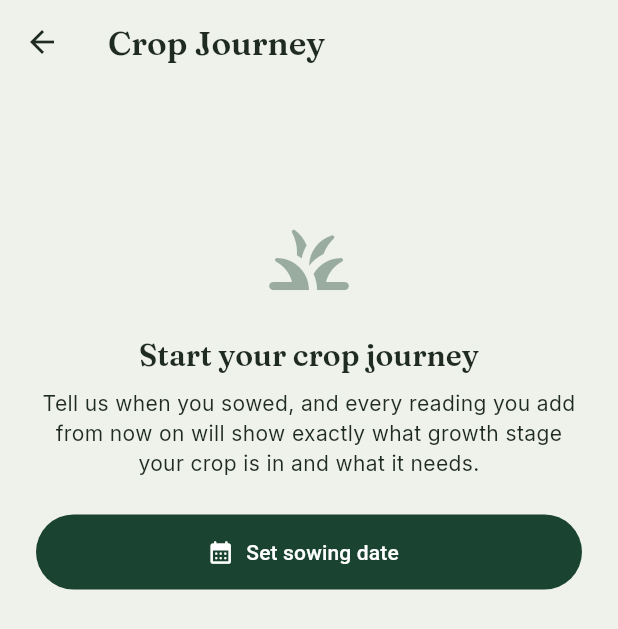
After one commit to riya040204/agrisense-ai, a Flutter app: the JourneyScreen screen opened directly, on a phone screen of 412 x 824 dp. The commit adds this screen. Shown: the top 629 px of the screen. Run offline on Flutter 3.47's test engine with Material 3 defaults, Android fonts, the light colour scheme and no system bars; our stand-ins replace google_fonts, image_picker, shared_preferences; accounts and stored records are empty; network calls fail.

Commit message:
Week 6: crop journey with real growth stages, photo diagnosis, weather auto-fill, fixed HF sync client for Windows

```diff
--- /dev/null
+++ b/agrisense-ai/mobile/lib/crop_stages.dart
@@ -0,0 +1,123 @@
+// AgriSense AI - Crop growth stages
+// Real stage timelines. Wheat stages are from an ICAR-IARI study conducted
+// specifically in Vertisols of Central India near Indore, MP (Indian Journal
+// of Agronomy). Soybean stages are standard V/R staging (Bayer Crop Science
+// agronomy guidance + peer-reviewed drought-stress research on R3/R5 stages).
+
+class GrowthStage {
+  final String name;
+  final int startDay;
+  final int endDay;
+  final bool criticalForWater;
+  final String note;
+
+  const GrowthStage({
+    required this.name,
+    required this.startDay,
+    required this.endDay,
+    required this.criticalForWater,
+    required this.note,
+  });
+
+  bool contains(int day) => day >= startDay && day <= endDay;
+}
+
+const Map<String, List<GrowthStage>> cropStages = {
+  'wheat': [
+    GrowthStage(
+      name: 'Germination',
+      startDay: 0,
+      endDay: 19,
+      criticalForWater: false,
+      note: 'Seedling establishing. Light, even moisture is enough — avoid waterlogging.',
+    ),
+    GrowthStage(
+      name: 'Crown Root Initiation',
+      startDay: 20,
+      endDay: 39,
+      criticalForWater: true,
+      note: 'Most critical irrigation stage. Water deficiency now hampers root establishment '
+          'and permanently affects yield potential (ICAR, Vertisols of Central India study).',
+    ),
+    GrowthStage(
+      name: 'Tillering',
+      startDay: 40,
+      endDay: 59,
+      criticalForWater: true,
+      note: 'Proper irrigation now increases the number of productive tillers/spikes.',
+    ),
+    GrowthStage(
+      name: 'Jointing',
+      startDay: 60,
+      endDay: 84,
+      criticalForWater: true,
+      note: 'Stem elongation and spike differentiation. Water stress interrupts nutrient uptake.',
+    ),
+    GrowthStage(
+      name: 'Flowering',
+      startDay: 85,
+      endDay: 99,
+      criticalForWater: true,
+      note: 'Critical for grain setting. Moisture stress now can cause poor pollination.',
+    ),
+    GrowthStage(
+      name: 'Grain Filling',
+      startDay: 100,
+      endDay: 140,
+      criticalForWater: false,
+      note: 'Grains filling out. Reduce irrigation as the crop approaches maturity.',
+    ),
+  ],
+  'soybean': [
+    GrowthStage(
+      name: 'Germination',
+      startDay: 0,
+      endDay: 6,
+      criticalForWater: false,
+      note: 'Irrigate once right after sowing if rainfall is insufficient.',
+    ),
+    GrowthStage(
+      name: 'Vegetative Growth',
+      startDay: 7,
+      endDay: 34,
+      criticalForWater: false,
+      note: 'Low water need. Too much irrigation now can delay flowering and increase disease risk.',
+    ),
+    GrowthStage(
+      name: 'Flowering',
+      startDay: 35,
+      endDay: 49,
+      criticalForWater: true,
+      note: 'Water stress during flowering directly reduces pod set.',
+    ),
+    GrowthStage(
+      name: 'Pod Formation',
+      startDay: 50,
+      endDay: 69,
+      criticalForWater: true,
+      note: 'One of the two most critical stages for water. Avoid any moisture stress.',
+    ),
+    GrowthStage(
+      name: 'Seed Filling',
+      startDay: 70,
+      endDay: 89,
+      criticalForWater: true,
+      note: 'The other most critical stage. Drought now causes the largest yield losses.',
+    ),
+    GrowthStage(
+      name: 'Maturity',
+      startDay: 90,
+      endDay: 110,
+      criticalForWater: false,
+      note: 'Reduce irrigation as pods dry down ahead of harvest.',
+    ),
+  ],
+};
+
+GrowthStage? currentStage(String crop, int daysAfterSowing) {
+  final stages = cropStages[crop] ?? cropStages['soybean']!;
+  for (final stage in stages) {
+    if (stage.contains(daysAfterSowing)) return stage;
+  }
+  return stages.last; // past the mapped range — treat as at/after maturity
+}
--- /dev/null
+++ b/agrisense-ai/mobile/lib/journey_screen.dart
@@ -0,0 +1,298 @@
+// AgriSense AI - Crop Journey
+// "Day 1: sow seed. Day 12: check progress." This screen tracks days since
+// sowing, shows the real growth stage the crop is in, and what's critical
+// right now — combined with the latest actual sensor reading.
+
+import 'package:flutter/material.dart';
+import 'package:shared_preferences/shared_preferences.dart';
+import 'theme.dart';
+import 'crop_stages.dart';
+import 'models.dart';
+import 'api_service.dart';
+
+class JourneyScreen extends StatefulWidget {
+  const JourneyScreen({super.key});
+
+  @override
+  State<JourneyScreen> createState() => _JourneyScreenState();
+}
+
+class _JourneyScreenState extends State<JourneyScreen> {
+  DateTime? _sowingDate;
+  String _crop = 'soybean';
+  ReadingWithAdvisory? _latest;
+  bool _loading = true;
+
+  @override
+  void initState() {
+    super.initState();
+    _load();
+  }
+
+  Future<void> _load() async {
+    final prefs = await SharedPreferences.getInstance();
+    final millis = prefs.getInt('sowing_date_millis');
+    final storedCrop = prefs.getString('sowing_crop');
+
+    ReadingWithAdvisory? latest;
+    try {
+      latest = await ApiService.fetchLatestWithAdvisory();
+    } catch (_) {
+      // fine — journey can still show the sowing countdown without a reading
+    }
+
+    setState(() {
+      _sowingDate = millis != null ? DateTime.fromMillisecondsSinceEpoch(millis) : null;
+      _crop = storedCrop ?? latest?.reading.crop ?? 'soybean';
+      _latest = latest;
+      _loading = false;
+    });
+  }
+
+  Future<void> _setSowingDate(DateTime date, String crop) async {
+    final prefs = await SharedPreferences.getInstance();
+    await prefs.setInt('sowing_date_millis', date.millisecondsSinceEpoch);
+    await prefs.setString('sowing_crop', crop);
+    setState(() {
+      _sowingDate = date;
+      _crop = crop;
+    });
+  }
+
+  Future<void> _pickSowingDate() async {
+    String tempCrop = _crop;
+    final date = await showDatePicker(
+      context: context,
+      initialDate: DateTime.now(),
+      firstDate: DateTime.now().subtract(const Duration(days: 200)),
+      lastDate: DateTime.now(),
+    );
+    if (date == null || !mounted) return;
+
+    // Quick crop confirm alongside the date.
+    final confirmedCrop = await showDialog<String>(
+      context: context,
+      builder: (context) => AlertDialog(
+        title: const Text('Which crop?'),
+        content: StatefulBuilder(
+          builder: (context, setDialogState) => Column(
+            mainAxisSize: MainAxisSize.min,
+            children: ['soybean', 'wheat'].map((c) {
+              return RadioListTile<String>(
+                title: Text(c[0].toUpperCase() + c.substring(1)),
+                value: c,
+                groupValue: tempCrop,
+                onChanged: (v) => setDialogState(() => tempCrop = v!),
+              );
+            }).toList(),
+          ),
+        ),
+        actions: [
+          TextButton(onPressed: () => Navigator.pop(context), child: const Text('Cancel')),
+          FilledButton(onPressed: () => Navigator.pop(context, tempCrop), child: const Text('Start')),
+        ],
+      ),
+    );
+    if (confirmedCrop == null) return;
+    _setSowingDate(date, confirmedCrop);
+  }
+
+  @override
+  Widget build(BuildContext context) {
+    return Scaffold(
+      appBar: AppBar(title: const Text('Crop Journey')),
+      body: _loading
+          ? const Center(child: CircularProgressIndicator(color: AppColors.moss))
+          : _sowingDate == null
+              ? _buildStartPrompt()
+              : _buildJourney(),
+    );
+  }
+
+  Widget _buildStartPrompt() {
+    return ListView(
+      padding: const EdgeInsets.all(24),
+      children: [
+        const SizedBox(height: 60),
+        Icon(Icons.grass_rounded, size: 64, color: AppColors.moss.withValues(alpha: 0.4)),
+        const SizedBox(height: 20),
+        Text('Start your crop journey', style: Theme.of(context).textTheme.titleLarge, textAlign: TextAlign.center),
+        const SizedBox(height: 10),
+        Text(
+          'Tell us when you sowed, and every reading you add from now on will show '
+          'exactly what growth stage your crop is in and what it needs.',
+          textAlign: TextAlign.center,
+          style: Theme.of(context).textTheme.bodyMedium,
+        ),
+        const SizedBox(height: 24),
+        FilledButton.icon(
+          onPressed: _pickSowingDate,
+          icon: const Icon(Icons.calendar_month_rounded),
+          label: const Text('Set sowing date'),
+          style: FilledButton.styleFrom(backgroundColor: AppColors.moss, minimumSize: const Size.fromHeight(50)),
+        ),
+      ],
+    );
+  }
+
+  Widget _buildJourney() {
+    final daysAfterSowing = DateTime.now().difference(_sowingDate!).inDays;
+    final stage = currentStage(_crop, daysAfterSowing);
+    final stages = cropStages[_crop] ?? cropStages['soybean']!;
+    final totalDays = stages.last.endDay;
+    final progress = (daysAfterSowing / totalDays).clamp(0.0, 1.0);
+
+    return ListView(
+      padding: const EdgeInsets.all(16),
+      children: [
+        Container(
+          padding: const EdgeInsets.all(20),
+          decoration: BoxDecoration(color: AppColors.moss, borderRadius: BorderRadius.circular(20)),
+          child: Column(
+            crossAxisAlignment: CrossAxisAlignment.start,
+            children: [
+              Row(
+                mainAxisAlignment: MainAxisAlignment.spaceBetween,
+                children: [
+                  Text('Day $daysAfterSowing', style: Theme.of(context).textTheme.headlineSmall?.copyWith(color: Colors.white)),
+                  TextButton(
+                    onPressed: _pickSowingDate,
+                    child: const Text('Change', style: TextStyle(color: Colors.white70)),
+                  ),
+                ],
+              ),
+              Text(
+                '${_crop[0].toUpperCase()}${_crop.substring(1)} · sown ${_sowingDate!.toIso8601String().split('T')[0]}',
+                style: TextStyle(color: Colors.white.withValues(alpha: 0.8), fontSize: 13),
+              ),
+              const SizedBox(height: 16),
+              ClipRRect(
+                borderRadius: BorderRadius.circular(8),
+                child: LinearProgressIndicator(
+                  value: progress,
+                  minHeight: 8,
+                  backgroundColor: Colors.white.withValues(alpha: 0.2),
+                  color: AppColors.ochre,
+                ),
+              ),
+            ],
+          ),
+        ),
+        const SizedBox(height: 20),
+        if (stage != null) _StageCard(stage: stage, daysAfterSowing: daysAfterSowing),
+        const SizedBox(height: 20),
+        Text('Stage timeline', style: Theme.of(context).textTheme.titleLarge),
+        const SizedBox(height: 10),
+        ...stages.map((s) => _TimelineRow(stage: s, isCurrent: s == stage, daysAfterSowing: daysAfterSowing)),
+        if (_latest != null) ...[
+          const SizedBox(height: 24),
+          Text('Latest reading vs. what this stage needs', style: Theme.of(context).textTheme.titleLarge),
+          const SizedBox(height: 10),
+          ..._latest!.advisories.map((a) => Container(
+                margin: const EdgeInsets.only(bottom: 8),
+                padding: const EdgeInsets.all(12),
+                decoration: BoxDecoration(
+                  color: AppTheme.severityColor(a.severity).withValues(alpha: 0.08),
+                  borderRadius: BorderRadius.circular(12),
+                ),
+                child: Text(a.message, style: Theme.of(context).textTheme.bodySmall),
+              )),
+        ],
+      ],
+    );
+  }
+}
+
+class _StageCard extends StatelessWidget {
+  final GrowthStage stage;
+  final int daysAfterSowing;
+  const _StageCard({required this.stage, required this.daysAfterSowing});
+
+  IconData get _icon {
+    if (stage.name.contains('Germination')) return Icons.spa_outlined;
+    if (stage.name.contains('Vegetative') || stage.name.contains('Tillering')) return Icons.grass_rounded;
+    if (stage.name.contains('Flowering')) return Icons.local_florist_rounded;
+    if (stage.name.contains('Pod') || stage.name.contains('Jointing')) return Icons.eco_rounded;
+    if (stage.name.contains('Filling')) return Icons.agriculture_rounded;
+    return Icons.check_circle_outline_rounded;
+  }
+
+  @override
+  Widget build(BuildContext context) {
+    final color = stage.criticalForWater ? AppColors.watch : AppColors.healthy;
+    return Container(
+      padding: const EdgeInsets.all(18),
+      decoration: BoxDecoration(
+        color: AppColors.surface,
+        borderRadius: BorderRadius.circular(18),
+        border: Border.all(color: color.withValues(alpha: 0.25), width: 1.5),
+      ),
+      child: Row(
+        crossAxisAlignment: CrossAxisAlignment.start,
+        children: [
+          Container(
+            padding: const EdgeInsets.all(12),
+            decoration: BoxDecoration(color: color.withValues(alpha: 0.12), shape: BoxShape.circle),
+            child: Icon(_icon, color: color, size: 28),
+          ),
+          const SizedBox(width: 14),
+          Expanded(
+            child: Column(
+              crossAxisAlignment: CrossAxisAlignment.start,
+              children: [
+                Row(
+                  children: [
+                    Text(stage.name, style: Theme.of(context).textTheme.titleMedium),
+                    if (stage.criticalForWater) ...[
+                      const SizedBox(width: 8),
+                      Container(
+                        padding: const EdgeInsets.symmetric(horizontal: 8, vertical: 2),
+                        decoration: BoxDecoration(color: AppColors.watch.withValues(alpha: 0.15), borderRadius: BorderRadius.circular(20)),
+                        child: const Text('Critical for water', style: TextStyle(fontSize: 10, color: AppColors.watch, fontWeight: FontWeight.w700)),
+                      ),
+                    ],
+                  ],
+                ),
+                const SizedBox(height: 6),
+                Text(stage.note, style: Theme.of(context).textTheme.bodyMedium),
+              ],
+            ),
+          ),
+        ],
+      ),
+    );
+  }
+}
+
+class _TimelineRow extends StatelessWidget {
+  final GrowthStage stage;
+  final bool isCurrent;
+  final int daysAfterSowing;
+  const _TimelineRow({required this.stage, required this.isCurrent, required this.daysAfterSowing});
+
+  @override
+  Widget build(BuildContext context) {
+    final isPast = daysAfterSowing > stage.endDay;
+    final color = isCurrent ? AppColors.moss : (isPast ? AppColors.inkMuted : AppColors.inkMuted.withValues(alpha: 0.4));
+
+    return Padding(
+      padding: const EdgeInsets.symmetric(vertical: 6),
+      child: Row(
+        children: [
+          Icon(
+            isPast ? Icons.check_circle_rounded : (isCurrent ? Icons.radio_button_checked_rounded : Icons.circle_outlined),
+            size: 18,
+            color: color,
+          ),
+          const SizedBox(width: 10),
+          Expanded(
+            child: Text(
+              '${stage.name}  (Day ${stage.startDay}-${stage.endDay})',
+              style: TextStyle(color: color, fontWeight: isCurrent ? FontWeight.w700 : FontWeight.w400, fontSize: 13),
+            ),
+          ),
+        ],
+      ),
+    );
+  }
+}
--- a/agrisense-ai/mobile/lib/main.dart
+++ b/agrisense-ai/mobile/lib/main.dart
@@ -1,6 +1,5 @@
 // AgriSense AI - Mobile App
-// Redesigned dashboard: moss/ochre palette, Fraunces + Inter + JetBrains Mono,
-// circular moisture gauge as the signature element.
+// 5 tabs: Dashboard, Add Reading, History, Journey, Diagnose.
 
 import 'package:flutter/material.dart';
 import 'models.dart';
@@ -9,6 +8,8 @@ import 'theme.dart';
 import 'moisture_gauge.dart';
 import 'add_reading_screen.dart';
 import 'history_screen.dart';
+import 'journey_screen.dart';
+import 'diagnose_screen.dart';
 
 void main() {
   runApp(const AgriSenseApp());
@@ -28,8 +29,8 @@ class AgriSenseApp extends StatelessWidget {
   }
 }
 
-// Hosts the 3 tabs (Dashboard / Add Reading / History) with an animated
-// crossfade + slight rise between them, instead of an abrupt swap.
+// Hosts the tabs with an animated crossfade + slight rise between them,
+// instead of an abrupt swap.
 class RootShell extends StatefulWidget {
   const RootShell({super.key});
 
@@ -56,6 +57,8 @@ class _RootShellState extends State<RootShell> {
       DashboardScreen(key: ValueKey(_dashboardRefreshKey)),
       AddReadingScreen(onSaved: _goToDashboard),
       const HistoryScreen(),
+      const JourneyScreen(),
+      const DiagnoseScreen(),
     ];
 
     return Scaffold(
@@ -77,8 +80,10 @@ class _RootShellState extends State<RootShell> {
         indicatorColor: AppColors.moss.withValues(alpha: 0.12),
         destinations: const [
           NavigationDestination(icon: Icon(Icons.dashboard_outlined), selectedIcon: Icon(Icons.dashboard_rounded), label: 'Dashboard'),
-          NavigationDestination(icon: Icon(Icons.add_circle_outline_rounded), selectedIcon: Icon(Icons.add_circle_rounded), label: 'Add Reading'),
+          NavigationDestination(icon: Icon(Icons.add_circle_outline_rounded), selectedIcon: Icon(Icons.add_circle_rounded), label: 'Add'),
           NavigationDestination(icon: Icon(Icons.history_rounded), selectedIcon: Icon(Icons.history_rounded), label: 'History'),
+          NavigationDestination(icon: Icon(Icons.timeline_outlined), selectedIcon: Icon(Icons.timeline_rounded), label: 'Journey'),
+          NavigationDestination(icon: Icon(Icons.image_search_outlined), selectedIcon: Icon(Icons.image_search_rounded), label: 'Diagnose'),
         ],
       ),
     );
@@ -167,7 +172,7 @@ class _DashboardScreenState extends State<DashboardScreen> {
       return const _EmptyState(
         icon: Icons.eco_outlined,
         title: 'No readings yet',
-        message: 'Submit one via the backend\'s /docs page to see it here.',
+        message: 'Add one from the "Add" tab to see it here.',
       );
     }
 
--- a/agrisense-ai/mobile/lib/models.dart
+++ b/agrisense-ai/mobile/lib/models.dart
@@ -61,6 +61,32 @@ class Reading {
   }
 }
 
+// What POST /api/v1/diagnose returns.
+class Diagnosis {
+  final bool healthy;
+  final String? crop;
+  final String condition;
+  final double confidence;
+  final String advice;
+
+  Diagnosis({
+    required this.healthy,
+    required this.crop,
+    required this.condition,
+    required this.confidence,
+    required this.advice,
+  });
+
+  factory Diagnosis.fromJson(Map<String, dynamic> json) {
+    return Diagnosis(
+      healthy: json['healthy'],
+      crop: json['crop'],
+      condition: json['condition'],
+      confidence: (json['confidence'] as num).toDouble(),
+      advice: json['advice'],
+    );
+  }
+}
 // What POST /api/v1/readings returns: the saved reading + its advisories together.
 class ReadingWithAdvisory {
   final Reading reading;
--- a/agrisense-ai/mobile/pubspec.yaml
+++ b/agrisense-ai/mobile/pubspec.yaml
@@ -36,6 +36,8 @@ dependencies:
   cupertino_icons: ^1.0.8
   http: ^1.6.0
   google_fonts: ^8.2.1
+  shared_preferences: ^2.5.5
+  image_picker: ^1.2.3
 
 dev_dependencies:
   flutter_test:
```
Also changed, not shown: agrisense-ai/mobile/lib/api_service.dart (+15 -0 lines), agrisense-ai/mobile/lib/diagnose_screen.dart (added, +201 -0 lines), agrisense-ai/mobile/pubspec.lock, 9 other files.
